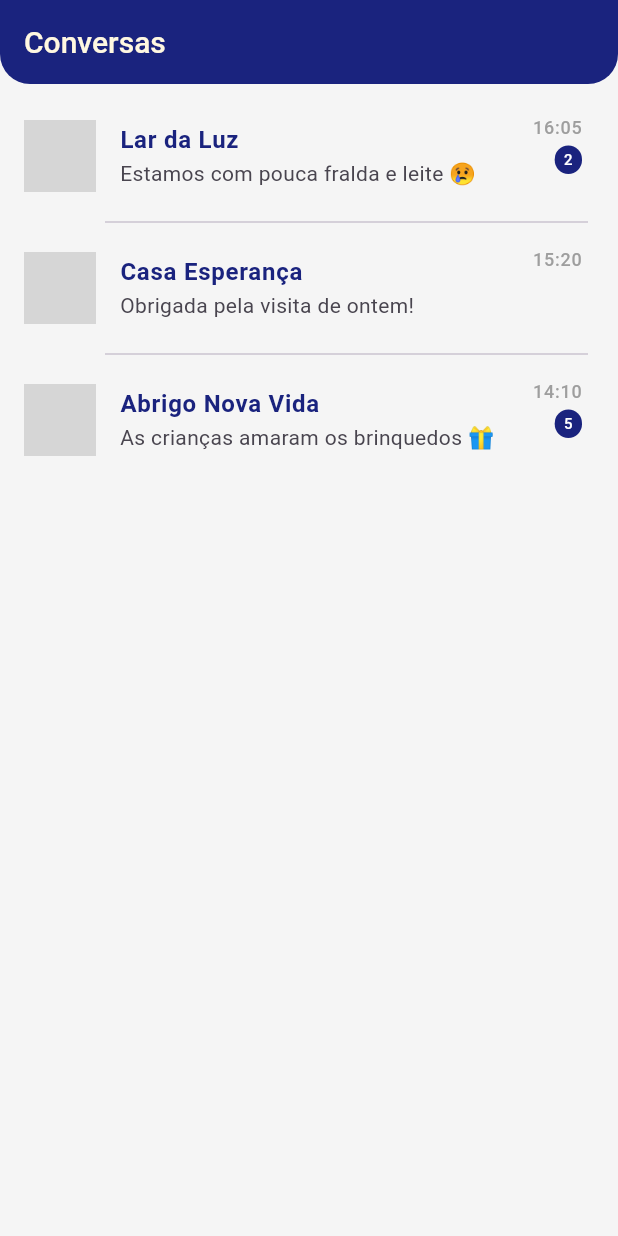
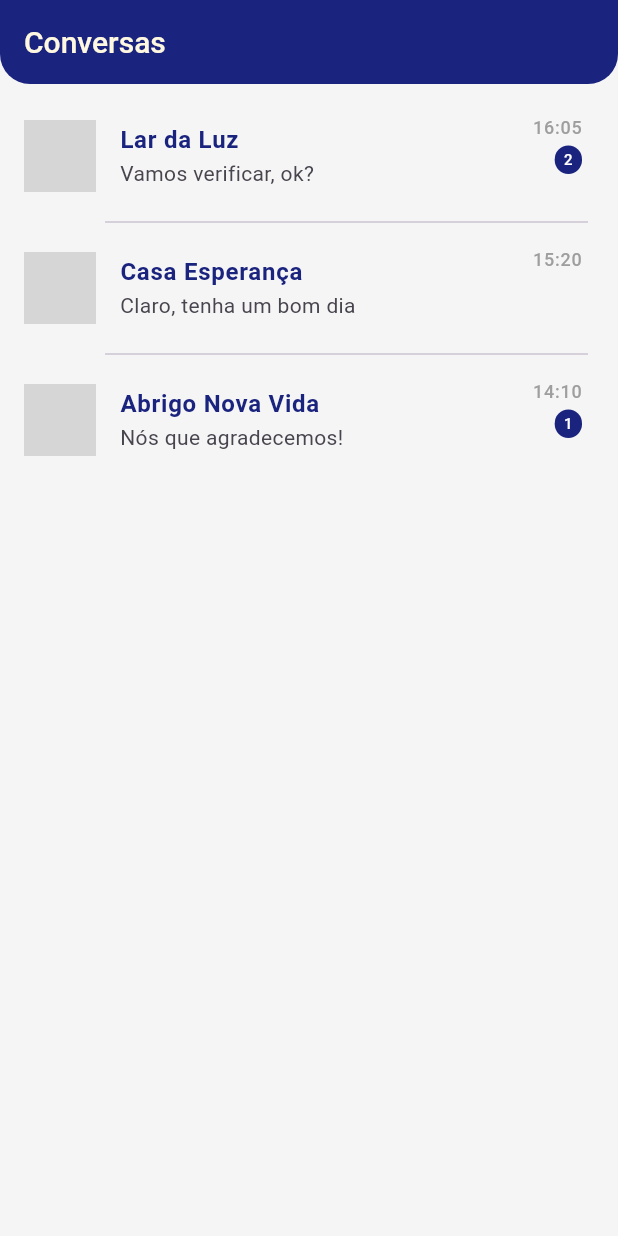
Before and after one commit to nico-cbr/biblioteca-Flutter, a Flutter app: the dmPage screen opened directly, on a phone screen of 412 x 824 dp. Run offline on Flutter 3.47's test engine with Material 3 defaults, Android fonts, the phone set to English and light mode, and no system bars; our stand-ins replace google_nav_bar; network calls fail; grey boxes are pictures that could not be loaded.

Commit message:
adicionando noticias

```diff
--- a/adotabr/lib/wid/dmwid/conversas.dart
+++ b/adotabr/lib/wid/dmwid/conversas.dart
@@ -1,4 +1,4 @@
-// ignore_for_file: camel_case_types
+// ignore_for_file: camel_case_types, sized_box_for_whitespace
 
 import 'package:flutter/material.dart';
 import 'package:adotabr/wid/dmwid/dmDetalhes.dart';
@@ -8,23 +8,23 @@ class conversarDm extends StatelessWidget {
     final List<Map<String, dynamic>> chats = [
     {
       "name": "Lar da Luz",
-      "message": "Estamos com pouca fralda e leite 😢",
+      "message": "Vamos verificar, ok?",
       "time": "16:05",
       "unread": 2,
       "image": "assets/lar_luz.png"
     },
     {
       "name": "Casa Esperança",
-      "message": "Obrigada pela visita de ontem!",
+      "message": "Claro, tenha um bom dia",
       "time": "15:20",
       "unread": 0,
       "image": "assets/casa_esperanca.png"
     },
     {
       "name": "Abrigo Nova Vida",
-      "message": "As crianças amaram os brinquedos 🎁",
+      "message": "Nós que agradecemos!",
       "time": "14:10",
-      "unread": 5,
+      "unread": 1,
       "image": "assets/nova_vida.png"
     },
   ];
--- a/adotabr/lib/wid/dmwid/dmDetalhes.dart
+++ b/adotabr/lib/wid/dmwid/dmDetalhes.dart
@@ -4,10 +4,11 @@ import 'package:flutter/material.dart';
 
 class dmDetalhes extends StatelessWidget {
   final List<Map<String, String>> messages = [
-    {"from": "them", "text": "Olá! As crianças estão bem hoje 😊", "time": "16:02"},
-    {"from": "me", "text": "Que ótimo saber! Precisam de algo por aí?", "time": "16:03"},
-    {"from": "them", "text": "Estamos com pouca fralda e leite 😢", "time": "16:05"},
-    {"from": "me", "text": "Beleza, vou providenciar!", "time": "16:06"},
+    {"from": "me", "text": "Bom dia, eu vi sobre a *** ***** e gostaria de saber como posso proceder.", "time": "16:01"},
+    {"from": "them", "text": "Olá! nós podemos fazer uma visita presencial ou uma ligação antes. 😊", "time": "16:02"},
+    {"from": "me", "text": "Olha se ela nao se incomodar gostaria de conhece-la pessoalmente", "time": "16:03"},
+    {"from": "them", "text": "haha ela é bem extrovertida e vai adora", "time": "16:05"},
+    {"from": "me", "text": "vou providenciar e te trago um retorno", "time": "16:06"},
   ];
 
   @override
@@ -55,11 +56,11 @@ class dmDetalhes extends StatelessWidget {
                   child: Container(
                     padding:
                         EdgeInsets.symmetric(vertical: 10, horizontal: 14),
-                    margin: EdgeInsets.symmetric(vertical: 10),
+                    margin: isMe ? EdgeInsets.only(left: 100, top: 15) : EdgeInsets.only(right: 100, top: 15),
                     decoration: BoxDecoration(
                       color: isMe
                           ? Colors.indigo.shade900
-                          : Colors.indigo.shade900.withAlpha(01),
+                          : Colors.indigo.shade900.withAlpha(20),
                       borderRadius: BorderRadius.circular(12),
                     ),
                     child: Column(
--- a/adotabr/lib/wid/iniciowid/progresso.dart
+++ b/adotabr/lib/wid/iniciowid/progresso.dart
@@ -1,3 +1,5 @@
+// ignore_for_file: camel_case_types
+
 import 'package:flutter/material.dart';
 
 class verProgresso extends StatelessWidget {
@@ -44,8 +46,8 @@ class verProgresso extends StatelessWidget {
                 Text("100%", style: TextStyle(fontSize: 18),),
                 SizedBox(width: 20,),
               ],
-             )
-
+             ),
+            SizedBox(height: 10,)
             ],
            ),
            ),
--- a/adotabr/lib/wid/settingswid/opcoes.dart
+++ b/adotabr/lib/wid/settingswid/opcoes.dart
@@ -1,4 +1,4 @@
-// ignore_for_file: unused_element
+// ignore_for_file: unused_element, camel_case_types
 
 import 'package:adotabr/pages/login.dart';
 import 'package:flutter/material.dart';
--- a/adotabr/pubspec.yaml
+++ b/adotabr/pubspec.yaml
@@ -35,6 +35,7 @@ dependencies:
   # Use with the CupertinoIcons class for iOS style icons.
   cupertino_icons: ^1.0.8
   google_nav_bar: ^5.0.7
+  http: ^1.3.0
 
 dev_dependencies:
   flutter_test:
@@ -47,7 +48,6 @@ dev_dependencies:
   # rules and activating additional ones.
   flutter_lints: ^5.0.0
   url_launcher: ^6.3.1
-  http: ^1.3.0
   flutter_launcher_icons: ^0.14.3
 
 
```
Also changed, not shown: adotabr/lib/pages/iniciopg.dart (+4 -3 lines), adotabr/lib/wid/iniciowid/postagens.dart (added, +72 -0 lines), adotabr/pubspec.lock.
